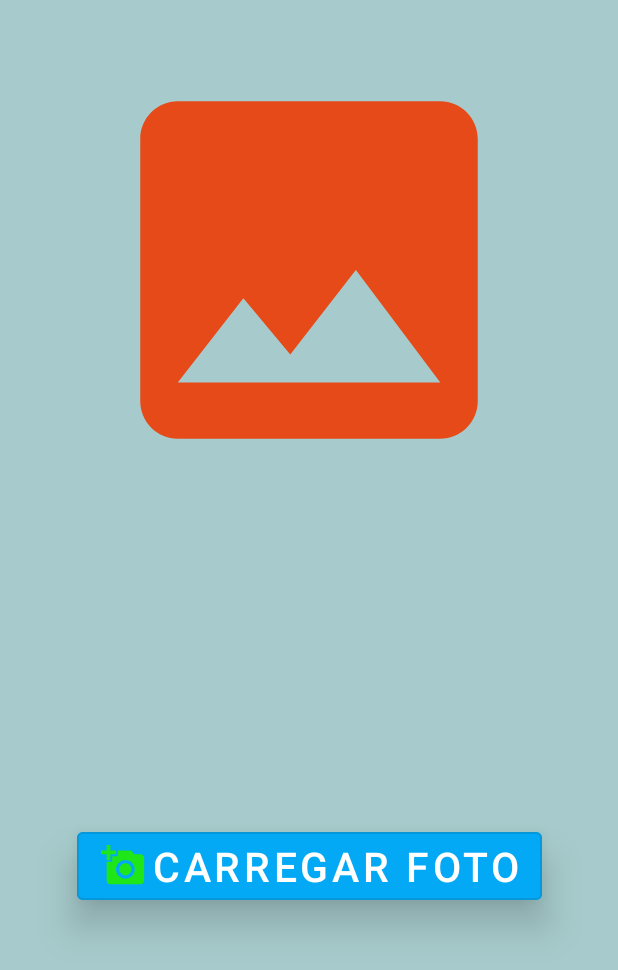
After one commit to JorgeTranin/RecursosNativosAndroid, an Android app: the FotosActivity screen opened directly, with no data from a screen before it, on a phone screen of 412 x 824 dp. The commit adds this screen. Shown: the top 970 px of the screen. Run offline under Robolectric (Android 15) with nearby library versions, the phone set to English and light mode, and no system bars.

Commit message:
Criação do Layout da activity_fotos.xml

```diff
--- a/app/src/main/AndroidManifest.xml
+++ b/app/src/main/AndroidManifest.xml
@@ -3,6 +3,7 @@
     xmlns:tools="http://schemas.android.com/tools">
 
     <uses-permission android:name="android.permission.READ_CONTACTS" />
+    <uses-permission android:name="android.permission.READ_EXTERNAL_STORAGE" />
 
     <application
         android:allowBackup="true"
@@ -14,6 +15,15 @@
         android:supportsRtl="true"
         android:theme="@style/Theme.RecursosNativosAndroid"
         tools:targetApi="31">
+        <activity
+            android:name=".fotos.FotosActivity"
+            android:exported="true">
+            <intent-filter>
+                <action android:name="android.intent.action.MAIN" />
+
+                <category android:name="android.intent.category.LAUNCHER" />
+            </intent-filter>
+        </activity>
         <activity
             android:name=".contatos.ContatosActivity"
             android:exported="true">
--- a/app/src/main/java/com/jorgetranin/recursosnativosandroid/contatos/ContatosActivity.kt
+++ b/app/src/main/java/com/jorgetranin/recursosnativosandroid/contatos/ContatosActivity.kt
@@ -24,6 +24,8 @@ class ContatosActivity : AppCompatActivity() {
                 PackageManager.PERMISSION_GRANTED){
             ActivityCompat.requestPermissions(this, arrayOf(android.Manifest.permission.READ_CONTACTS),
             REQUEST_CONTACT)
+        }else{
+
         }
 
 
--- /dev/null
+++ b/app/src/main/java/com/jorgetranin/recursosnativosandroid/fotos/FotosActivity.kt
@@ -0,0 +1,16 @@
+package com.jorgetranin.recursosnativosandroid.fotos
+
+import androidx.appcompat.app.AppCompatActivity
+import android.os.Bundle
+import android.view.LayoutInflater
+import com.jorgetranin.recursosnativosandroid.R
+import com.jorgetranin.recursosnativosandroid.databinding.ActivityFotosBinding
+
+class FotosActivity : AppCompatActivity() {
+    lateinit var binding: ActivityFotosBinding
+    override fun onCreate(savedInstanceState: Bundle?) {
+        super.onCreate(savedInstanceState)
+        binding = ActivityFotosBinding.inflate(LayoutInflater.from(this))
+        setContentView(binding.root)
+    }
+}
--- /dev/null
+++ b/app/src/main/res/drawable/ic_add_a_photo.xml
@@ -0,0 +1,5 @@
+<vector android:height="50dp" android:tint="#000000"
+    android:viewportHeight="24" android:viewportWidth="24"
+    android:width="50dp" xmlns:android="http://schemas.android.com/apk/res/android">
+    <path android:fillColor="@android:color/white" android:pathData="M3,4V1h2v3h3v2H5v3H3V6H0V4H3zM6,10V7h3V4h7l1.83,2H21c1.1,0 2,0.9 2,2v12c0,1.1 -0.9,2 -2,2H5c-1.1,0 -2,-0.9 -2,-2V10H6zM13,19c2.76,0 5,-2.24 5,-5s-2.24,-5 -5,-5s-5,2.24 -5,5S10.24,19 13,19zM9.8,14c0,1.77 1.43,3.2 3.2,3.2s3.2,-1.43 3.2,-3.2s-1.43,-3.2 -3.2,-3.2S9.8,12.23 9.8,14z"/>
+</vector>
--- /dev/null
+++ b/app/src/main/res/drawable/ic_image_carregar.xml
@@ -0,0 +1,5 @@
+<vector android:height="300dp" android:tint="#E64A19"
+    android:viewportHeight="24" android:viewportWidth="24"
+    android:width="300dp" xmlns:android="http://schemas.android.com/apk/res/android">
+    <path android:fillColor="@android:color/white" android:pathData="M21,19V5c0,-1.1 -0.9,-2 -2,-2H5c-1.1,0 -2,0.9 -2,2v14c0,1.1 0.9,2 2,2h14c1.1,0 2,-0.9 2,-2zM8.5,13.5l2.5,3.01L14.5,12l4.5,6H5l3.5,-4.5z"/>
+</vector>
--- /dev/null
+++ b/app/src/main/res/layout/activity_fotos.xml
@@ -0,0 +1,41 @@
+<?xml version="1.0" encoding="utf-8"?>
+<androidx.constraintlayout.widget.ConstraintLayout xmlns:android="http://schemas.android.com/apk/res/android"
+    xmlns:app="http://schemas.android.com/apk/res-auto"
+    xmlns:tools="http://schemas.android.com/tools"
+    android:layout_width="match_parent"
+    android:layout_height="match_parent"
+    android:background="#976DAFA9"
+    tools:context=".agenda.AgendaActivity">
+
+    <ImageView
+        android:id="@+id/appCompatImageButton"
+        android:layout_width="wrap_content"
+        android:layout_height="wrap_content"
+        android:scaleType="centerCrop"
+        android:layout_marginTop="30dp"
+        android:contentDescription="@string/imagem_a_ser_selecionada"
+        android:src="@drawable/ic_image_carregar"
+        app:layout_constraintEnd_toEndOf="parent"
+        app:layout_constraintStart_toStartOf="parent"
+        app:layout_constraintTop_toTopOf="parent"
+        />
+
+    <Button
+        android:id="@+id/btn_set_event_calendar"
+        style="@style/Widget.MaterialComponents.Button.OutlinedButton"
+        android:layout_width="wrap_content"
+        android:layout_height="wrap_content"
+        android:backgroundTint="#03A9F4"
+        android:elevation="16dp"
+        android:text="@string/carregar_foto"
+        android:textColor="@color/white"
+        android:textSize="27sp"
+        app:icon="@drawable/ic_add_a_photo"
+        app:iconSize="30dp"
+        app:iconTint="#1EE618"
+        app:layout_constraintBottom_toBottomOf="parent"
+        app:layout_constraintEnd_toEndOf="parent"
+        app:layout_constraintStart_toStartOf="parent"
+        app:layout_constraintTop_toBottomOf="@+id/appCompatImageButton" />
+
+</androidx.constraintlayout.widget.ConstraintLayout>
--- a/app/src/main/res/values/strings.xml
+++ b/app/src/main/res/values/strings.xml
@@ -4,4 +4,6 @@
     <string name="contact_image_description">imagem de um contato</string>
     <string name="contact_name_placeholder">nome contato</string>
     <string name="contact_phone_placeholder">phone number contato</string>
+    <string name="carregar_foto">Carregar Foto</string>
+    <string name="imagem_a_ser_selecionada">Imagem a ser selecionada</string>
 </resources>
```
